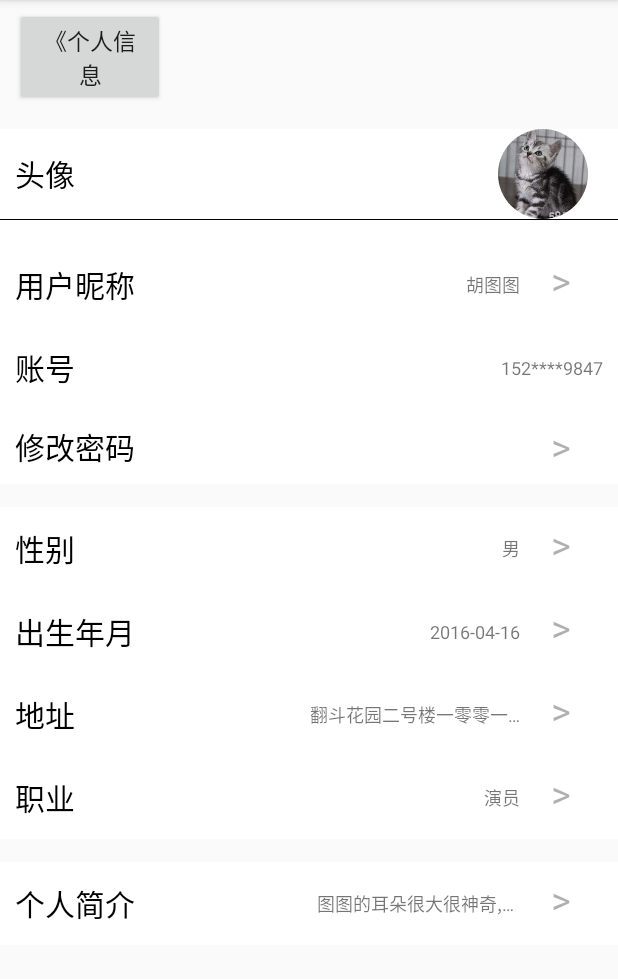
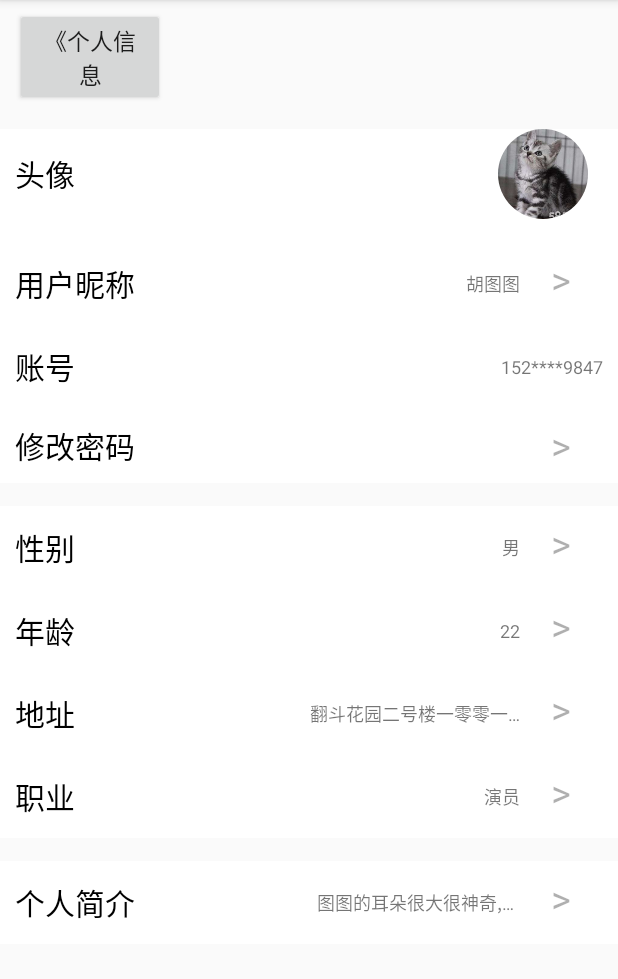
Before and after one commit to Albert9527/MeetStone, an Android app: the UpdateUserInfo screen opened directly, with no data from a screen before it, on a phone screen of 412 x 824 dp, the part 84-1063 px from its top. Run offline under Robolectric (Android 15) with nearby library versions, the light colour scheme and no system bars; our stand-ins replace CircleImageView; libraries missing offline, so code that uses them is left out: com.liji.circleimageview; plain views replace CircleImageView.

```diff
--- a/app/src/main/java/com/ZCZ1024/MeetStone/Activity/UpdateUserInfo.java
+++ b/app/src/main/java/com/ZCZ1024/MeetStone/Activity/UpdateUserInfo.java
@@ -2,7 +2,9 @@ package com.ZCZ1024.MeetStone.Activity;
 
 import androidx.appcompat.app.AppCompatActivity;
 
+import android.content.Intent;
 import android.os.Bundle;
+import android.view.View;
 
 import com.ZCZ1024.MeetStone.R;
 
@@ -13,4 +15,8 @@ public class UpdateUserInfo extends AppCompatActivity {
         super.onCreate(savedInstanceState);
         setContentView(R.layout.activity_update_user_info);
     }
+
+    public void RePrivedActivity(View view){
+        this.finish();
+    }
 }
--- a/app/src/main/res/layout/activity_update_user_info.xml
+++ b/app/src/main/res/layout/activity_update_user_info.xml
@@ -13,7 +13,8 @@
         android:layout_marginTop="5dp"
         android:text="《个人信息"
         android:textSize="15sp"
-        android:layout_marginLeft="10dp"/>
+        android:layout_marginLeft="10dp"
+        android:onClick="RePrivedActivity"/>
 
     <LinearLayout
         style="@style/LinearLayoutStyle"
@@ -40,13 +41,10 @@
                 android:layout_height="60dp"
                 android:layout_marginRight="20dp"
                 android:layout_gravity="right"
-                android:src="@drawable/cat" />
+                android:src="@drawable/cat"
+                android:id="@+id/img_info_tx"/>
         </LinearLayout>
 
-        <View
-            android:layout_width="match_parent"
-            android:layout_height="0.5dp"
-            android:background="#000000" />
 
         <LinearLayout
             style="@style/LinearLayoutStyle"
@@ -60,7 +58,7 @@
 
             <TextView
                 style="@style/TextviewshowStyle"
-                android:id="@+id/tv_infoname"
+                android:id="@+id/tv_info_name"
                 android:text="胡图图"/>
 
             <TextView
@@ -80,17 +78,19 @@
             <TextView
                 style="@style/TextviewshowStyle"
                 android:text="152****9847"
+                android:id="@+id/tv_info_acount"
                />
         </LinearLayout>
 
         <LinearLayout
             android:layout_width="match_parent"
             android:layout_height="wrap_content"
-            android:gravity="center">
+            android:gravity="center"
+            android:id="@+id/ly_update_pswd">
 
             <TextView
                 style="@style/TextviewLeftStyle"
-                android:text="修改密码" />
+                android:text="修改密码"/>
 
             <TextView
                 style="@style/TextviewRightStyle"
@@ -113,7 +113,8 @@
 
             <TextView
                 style="@style/TextviewshowStyle"
-                android:text="男"/>
+                android:text="男"
+                android:id="@+id/tv_info_sex"/>
 
             <TextView
                 style="@style/TextviewRightStyle"
@@ -127,11 +128,12 @@
 
             <TextView
                 style="@style/TextviewLeftStyle"
-                android:text="出生年月" />
+                android:text="年龄"/>
 
             <TextView
                 style="@style/TextviewshowStyle"
-                android:text="2016-04-16"
+                android:text="22"
+                android:id="@+id/tv_info_age"
                 />
 
             <TextView
@@ -151,7 +153,7 @@
             <TextView
                 style="@style/TextviewshowStyle"
                 android:text="翻斗花园二号楼一零零一室"
-                />
+                android:id="@+id/tv_info_address"/>
 
             <TextView
                 style="@style/TextviewRightStyle"
@@ -170,6 +172,7 @@
             <TextView
                 style="@style/TextviewshowStyle"
                 android:text="演员"
+                android:id="@+id/tv_info_occupation"
                 />
 
             <TextView
@@ -190,11 +193,11 @@
         <TextView
             style="@style/TextviewshowStyle"
             android:text="图图的耳朵很大很神奇,你们看动耳神功"
-            />
+            android:id="@+id/tv_info_intro"/>
 
         <TextView
             style="@style/TextviewRightStyle"
-            android:text=">" />
+            android:text=">"/>
     </LinearLayout>
 
 </LinearLayout>
```
Also changed, not shown: app/src/main/java/com/ZCZ1024/MeetStone/Fragments/FragmentMyTeam.java (+17 -0 lines), app/src/main/res/layout/fragment_myteam.xml (+5 -9 lines), app/src/main/res/layout/item_menber.xml (+9 -0 lines), app/src/main/res/menu/menber_menu.xml (added, +12 -0 lines).
